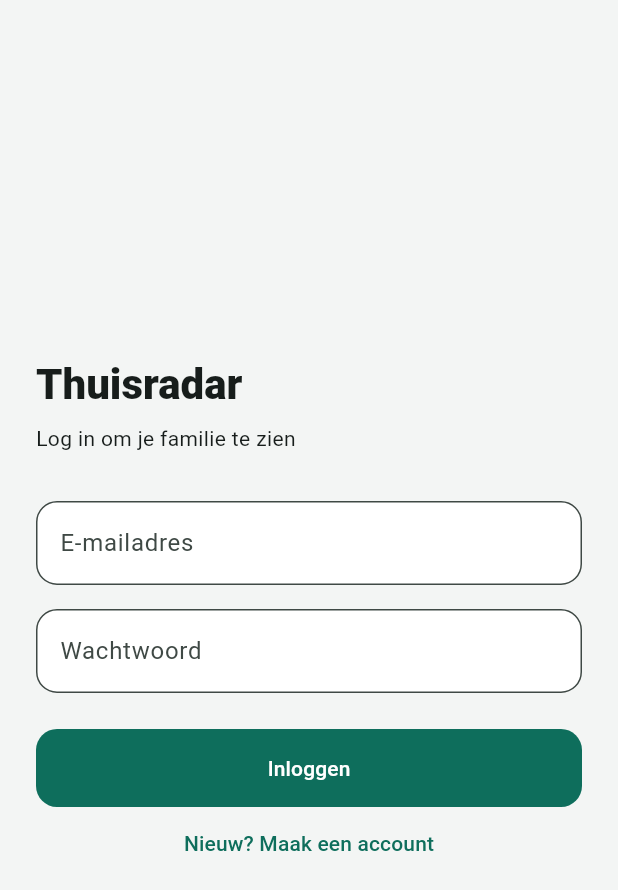
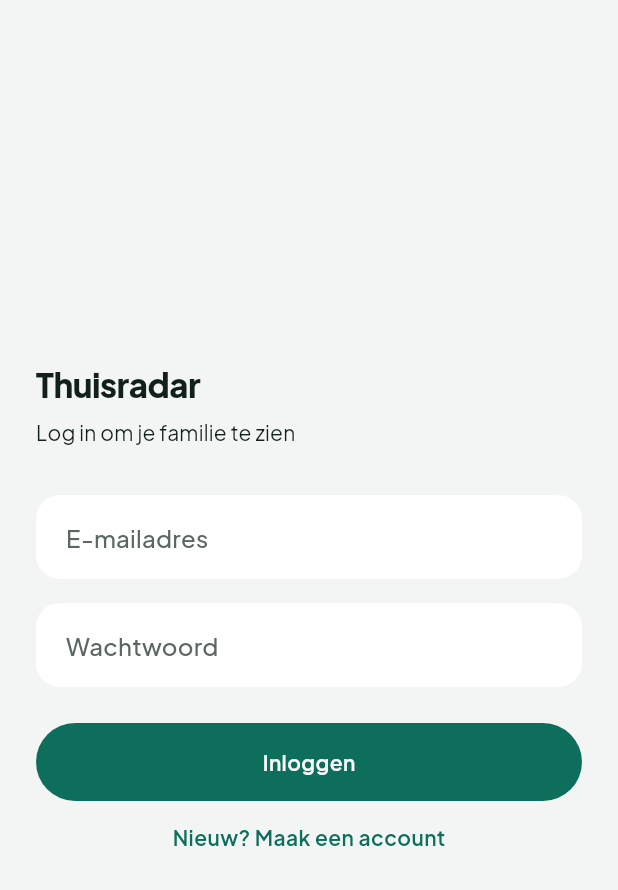
Before and after one commit to frankythys/Thuisradar, a Flutter app: the screen it shows after launch, on a phone screen of 412 x 824 dp. Shown: the top 890 px of the screen. Run offline on Flutter 3.47's test engine with Material 3 defaults, Android fonts, the phone set to English and light mode, and no system bars; our stand-ins replace battery_plus, flutter_map, flutter_riverpod, geolocator, latlong2, supabase_flutter; accounts and stored records are empty; statements that could not run were skipped.

Commit message:
feat: Fase A design system (tokens, thema, typografie, herbruikbare componenten)

```diff
--- a/lib/core/theme/app_colors.dart
+++ b/lib/core/theme/app_colors.dart
@@ -4,7 +4,11 @@ import 'package:flutter/material.dart';
 abstract final class AppColors {
   static const primary = Color(0xFF0E6E5C);
   static const primarySoft = Color(0xFFDCEFE9);
+  static const secondary = Color(0xFF6D4BD8);
   static const alert = Color(0xFFB4370A);
+
+  /// Lichte oranje tint achter lage-batterij-pills en SOS-badges.
+  static const alertSoft = Color(0xFFF7E0D4);
   static const ink = Color(0xFF12201C);
   static const muted = Color(0xFF5B6763);
   static const ground = Color(0xFFF3F5F4);
--- a/lib/core/theme/app_theme.dart
+++ b/lib/core/theme/app_theme.dart
@@ -1,31 +1,139 @@
 import 'package:flutter/material.dart';
 
 import 'app_colors.dart';
+import 'app_tokens.dart';
 
 abstract final class AppTheme {
+  static const _fontFamily = 'Plus Jakarta Sans';
+
   static ThemeData light() {
-    final scheme = ColorScheme.fromSeed(
-      seedColor: AppColors.primary,
-      primary: AppColors.primary,
-      error: AppColors.alert,
-      surface: Colors.white,
-    );
+    const tokens = AppTokens.light;
+    final scheme = _lightScheme();
+    final textTheme = _textTheme(AppColors.ink);
 
     return ThemeData(
       useMaterial3: true,
+      fontFamily: _fontFamily,
       colorScheme: scheme,
+      textTheme: textTheme,
       scaffoldBackgroundColor: AppColors.ground,
+      extensions: const [tokens],
+      appBarTheme: AppBarTheme(
+        backgroundColor: AppColors.ground,
+        surfaceTintColor: Colors.transparent,
+        elevation: 0,
+        scrolledUnderElevation: 0,
+        centerTitle: false,
+        foregroundColor: AppColors.ink,
+        titleTextStyle: textTheme.titleLarge,
+      ),
       inputDecorationTheme: InputDecorationTheme(
         filled: true,
         fillColor: Colors.white,
-        border: OutlineInputBorder(borderRadius: BorderRadius.circular(14)),
+        hintStyle: textTheme.bodyLarge?.copyWith(color: AppColors.muted),
+        contentPadding: EdgeInsets.symmetric(horizontal: tokens.spaceMd, vertical: tokens.spaceMd),
+        border: _inputBorder(tokens.radiusInput, const BorderSide(color: Colors.transparent)),
+        enabledBorder: _inputBorder(tokens.radiusInput, const BorderSide(color: Colors.transparent)),
+        focusedBorder: _inputBorder(tokens.radiusInput, const BorderSide(color: AppColors.primary, width: 2)),
+        errorBorder: _inputBorder(tokens.radiusInput, const BorderSide(color: AppColors.alert, width: 1.5)),
+        focusedErrorBorder: _inputBorder(
+          tokens.radiusInput,
+          const BorderSide(color: AppColors.alert, width: 2),
+        ),
       ),
       filledButtonTheme: FilledButtonThemeData(
         style: FilledButton.styleFrom(
           minimumSize: const Size.fromHeight(52),
-          shape: RoundedRectangleBorder(borderRadius: BorderRadius.circular(14)),
+          backgroundColor: AppColors.primary,
+          foregroundColor: Colors.white,
+          textStyle: textTheme.labelLarge,
+          shape: const StadiumBorder(),
         ),
+      ),
+      outlinedButtonTheme: OutlinedButtonThemeData(
+        style: OutlinedButton.styleFrom(
+          minimumSize: const Size.fromHeight(52),
+          foregroundColor: AppColors.primary,
+          textStyle: textTheme.labelLarge,
+          side: const BorderSide(color: AppColors.border),
+          shape: const StadiumBorder(),
+        ),
+      ),
+      textButtonTheme: TextButtonThemeData(
+        style: TextButton.styleFrom(foregroundColor: AppColors.primary, textStyle: textTheme.labelLarge),
+      ),
+      dividerTheme: const DividerThemeData(color: AppColors.border, thickness: 1),
+      snackBarTheme: SnackBarThemeData(
+        behavior: SnackBarBehavior.floating,
+        backgroundColor: AppColors.ink,
+        contentTextStyle: textTheme.bodyMedium?.copyWith(color: Colors.white),
       ),
     );
   }
+
+  static ColorScheme _lightScheme() {
+    return const ColorScheme(
+      brightness: Brightness.light,
+      primary: AppColors.primary,
+      onPrimary: Colors.white,
+      primaryContainer: AppColors.primarySoft,
+      onPrimaryContainer: AppColors.primary,
+      secondary: AppColors.secondary,
+      onSecondary: Colors.white,
+      secondaryContainer: Color(0xFFE7DEFF),
+      onSecondaryContainer: Color(0xFF24115E),
+      error: AppColors.alert,
+      onError: Colors.white,
+      errorContainer: AppColors.alertSoft,
+      onErrorContainer: Color(0xFF5A1B00),
+      surface: Colors.white,
+      onSurface: AppColors.ink,
+      onSurfaceVariant: AppColors.muted,
+      surfaceContainerLowest: Colors.white,
+      surfaceContainerLow: AppColors.ground,
+      surfaceContainer: AppColors.ground,
+      surfaceContainerHigh: AppColors.primarySoft,
+      surfaceContainerHighest: AppColors.primarySoft,
+      outline: AppColors.muted,
+      outlineVariant: AppColors.border,
+    );
+  }
+
+  static OutlineInputBorder _inputBorder(double radius, BorderSide side) {
+    return OutlineInputBorder(borderRadius: BorderRadius.circular(radius), borderSide: side);
+  }
+
+  /// Typografie uit DESIGN.md (Serene Hearth). letterSpacing in px = em × fontSize.
+  static TextTheme _textTheme(Color ink) {
+    TextStyle style(double size, FontWeight weight, double height, double emTracking) {
+      return TextStyle(
+        fontFamily: _fontFamily,
+        color: ink,
+        fontSize: size,
+        fontWeight: weight,
+        height: height / size,
+        letterSpacing: emTracking * size,
+      );
+    }
+
+    const w800 = FontWeight.w800;
+    const w700 = FontWeight.w700;
+    const w600 = FontWeight.w600;
+    const w500 = FontWeight.w500;
+    const w400 = FontWeight.w400;
+
+    return TextTheme(
+      displayLarge: style(44, w800, 52, -0.03),
+      headlineLarge: style(32, w800, 40, -0.02),
+      headlineMedium: style(22, w800, 28, -0.015),
+      titleLarge: style(18, w700, 24, -0.01),
+      titleMedium: style(16, w600, 22, 0),
+      bodyLarge: style(16, w500, 24, 0.01),
+      bodyMedium: style(14, w400, 20, 0.01),
+      bodySmall: style(12, w400, 16, 0.02),
+      labelLarge: style(14, w600, 20, 0.02),
+      labelMedium: style(12, w600, 16, 0.03),
+      labelSmall: style(11, w700, 14, 0.04),
+    );
+  }
 }
--- /dev/null
+++ b/lib/core/theme/app_tokens.dart
@@ -0,0 +1,144 @@
+import 'package:flutter/material.dart';
+
+import 'app_colors.dart';
+
+/// Ontwerp-tokens (radii, spacing, schaduwen, gezinslid-kleuren) die widgets
+/// via `Theme.of(context).extension<AppTokens>()` lezen. Zo staan er geen
+/// hardgecodeerde maten of kleuren in de widgets en kan donkere modus later
+/// een tweede variant leveren.
+@immutable
+class AppTokens extends ThemeExtension<AppTokens> {
+  const AppTokens({
+    required this.radiusSm,
+    required this.radiusMd,
+    required this.radiusCard,
+    required this.radiusInput,
+    required this.radiusSheet,
+    required this.spaceXs,
+    required this.spaceSm,
+    required this.spaceMd,
+    required this.spaceLg,
+    required this.spaceXl,
+    required this.spaceXxl,
+    required this.shadowLevel1,
+    required this.shadowLevel2,
+    required this.shadowSheet,
+    required this.memberColors,
+  });
+
+  final double radiusSm;
+  final double radiusMd;
+  final double radiusCard;
+  final double radiusInput;
+  final double radiusSheet;
+
+  final double spaceXs;
+  final double spaceSm;
+  final double spaceMd;
+  final double spaceLg;
+  final double spaceXl;
+  final double spaceXxl;
+
+  /// Niveau 1: kaarten en statische containers.
+  final List<BoxShadow> shadowLevel1;
+
+  /// Niveau 2: zwevende kaartknoppen en modals.
+  final List<BoxShadow> shadowLevel2;
+
+  /// Niveau 3: vaste bottom sheets en SOS-overlays.
+  final List<BoxShadow> shadowSheet;
+
+  final List<Color> memberColors;
+
+  Color memberColor(int index) => memberColors[index % memberColors.length];
+
+  static const light = AppTokens(
+    radiusSm: 8,
+    radiusMd: 12,
+    radiusCard: 20,
+    radiusInput: 16,
+    radiusSheet: 28,
+    spaceXs: 4,
+    spaceSm: 8,
+    spaceMd: 16,
+    spaceLg: 20,
+    spaceXl: 28,
+    spaceXxl: 40,
+    shadowLevel1: [
+      BoxShadow(color: Color(0x0A12201C), blurRadius: 20, spreadRadius: -2, offset: Offset(0, 4)),
+      BoxShadow(color: Color(0x0512201C), blurRadius: 6, spreadRadius: -1, offset: Offset(0, 2)),
+    ],
+    shadowLevel2: [
+      BoxShadow(color: Color(0x1412201C), blurRadius: 30, spreadRadius: -4, offset: Offset(0, 8)),
+      BoxShadow(color: Color(0x0812201C), blurRadius: 12, spreadRadius: -2, offset: Offset(0, 4)),
+    ],
+    shadowSheet: [BoxShadow(color: Color(0x1412201C), blurRadius: 32, offset: Offset(0, -8))],
+    memberColors: AppColors.members,
+  );
+
+  @override
+  AppTokens copyWith({
+    double? radiusSm,
+    double? radiusMd,
+    double? radiusCard,
+    double? radiusInput,
+    double? radiusSheet,
+    double? spaceXs,
+    double? spaceSm,
+    double? spaceMd,
+    double? spaceLg,
+    double? spaceXl,
+    double? spaceXxl,
+    List<BoxShadow>? shadowLevel1,
+    List<BoxShadow>? shadowLevel2,
+    List<BoxShadow>? shadowSheet,
+    List<Color>? memberColors,
+  }) {
+    return AppTokens(
+      radiusSm: radiusSm ?? this.radiusSm,
+      radiusMd: radiusMd ?? this.radiusMd,
+      radiusCard: radiusCard ?? this.radiusCard,
+      radiusInput: radiusInput ?? this.radiusInput,
+      radiusSheet: radiusSheet ?? this.radiusSheet,
+      spaceXs: spaceXs ?? this.spaceXs,
+      spaceSm: spaceSm ?? this.spaceSm,
+      spaceMd: spaceMd ?? this.spaceMd,
+      spaceLg: spaceLg ?? this.spaceLg,
+      spaceXl: spaceXl ?? this.spaceXl,
+      spaceXxl: spaceXxl ?? this.spaceXxl,
+      shadowLevel1: shadowLevel1 ?? this.shadowLevel1,
+      shadowLevel2: shadowLevel2 ?? this.shadowLevel2,
+      shadowSheet: shadowSheet ?? this.shadowSheet,
+      memberColors: memberColors ?? this.memberColors,
+    );
+  }
+
+  @override
+  AppTokens lerp(ThemeExtension<AppTokens>? other, double t) {
+    if (other is! AppTokens) return this;
+    return AppTokens(
+      radiusSm: lerpDouble(radiusSm, other.radiusSm, t),
+      radiusMd: lerpDouble(radiusMd, other.radiusMd, t),
+      radiusCard: lerpDouble(radiusCard, other.radiusCard, t),
+      radiusInput: lerpDouble(radiusInput, other.radiusInput, t),
+      radiusSheet: lerpDouble(radiusSheet, other.radiusSheet, t),
+      spaceXs: lerpDouble(spaceXs, other.spaceXs, t),
+      spaceSm: lerpDouble(spaceSm, other.spaceSm, t),
+      spaceMd: lerpDouble(spaceMd, other.spaceMd, t),
+      spaceLg: lerpDouble(spaceLg, other.spaceLg, t),
+      spaceXl: lerpDouble(spaceXl, other.spaceXl, t),
+      spaceXxl: lerpDouble(spaceXxl, other.spaceXxl, t),
+      shadowLevel1: BoxShadow.lerpList(shadowLevel1, other.shadowLevel1, t) ?? shadowLevel1,
+      shadowLevel2: BoxShadow.lerpList(shadowLevel2, other.shadowLevel2, t) ?? shadowLevel2,
+      shadowSheet: BoxShadow.lerpList(shadowSheet, other.shadowSheet, t) ?? shadowSheet,
+      memberColors: t < 0.5 ? memberColors : other.memberColors,
+    );
+  }
+
+  static double lerpDouble(double a, double b, double t) => a + (b - a) * t;
+}
+
+/// Korte toegang tot de tokens vanuit een widget.
+extension AppTokensContext on BuildContext {
+  AppTokens get tokens => Theme.of(this).extension<AppTokens>()!;
+}
```
Also changed, not shown: lib/shared/widgets/app_bottom_nav.dart (added, +61 -0 lines), lib/shared/widgets/app_card.dart (added, +30 -0 lines), lib/shared/widgets/battery_badge.dart (added, +54 -0 lines), lib/shared/widgets/branded_app_bar.dart (added, +66 -0 lines), lib/shared/widgets/empty_state.dart (added, +58 -0 lines), lib/shared/widgets/filter_chips.dart (added, +59 -0 lines), lib/shared/widgets/member_avatar.dart (+34 -7 lines), lib/shared/widgets/secondary_chip.dart (added, +32 -0 lines), lib/shared/widgets/sos_button.dart (added, +33 -0 lines), pubspec.yaml (+14 -0 lines), 2 other files.
